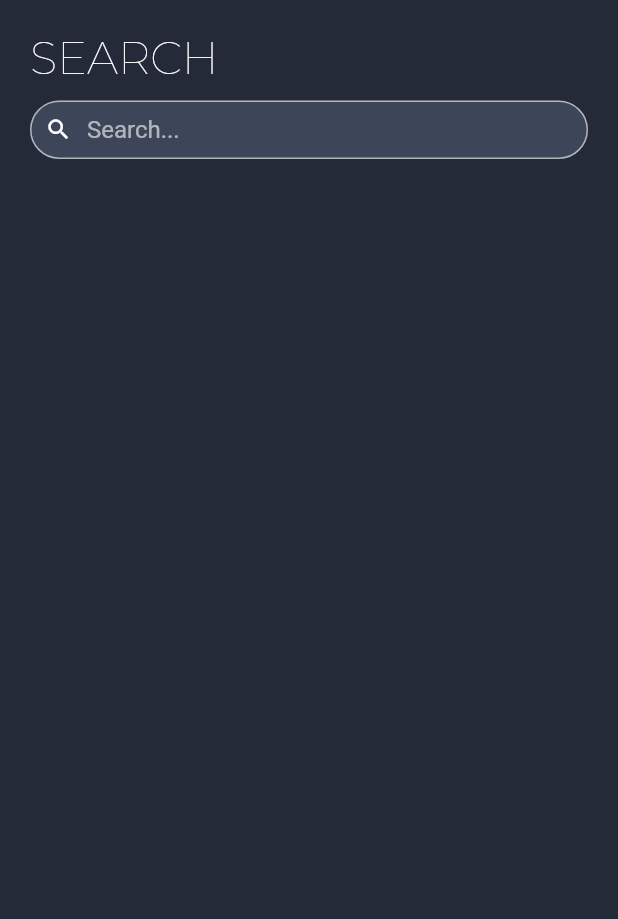
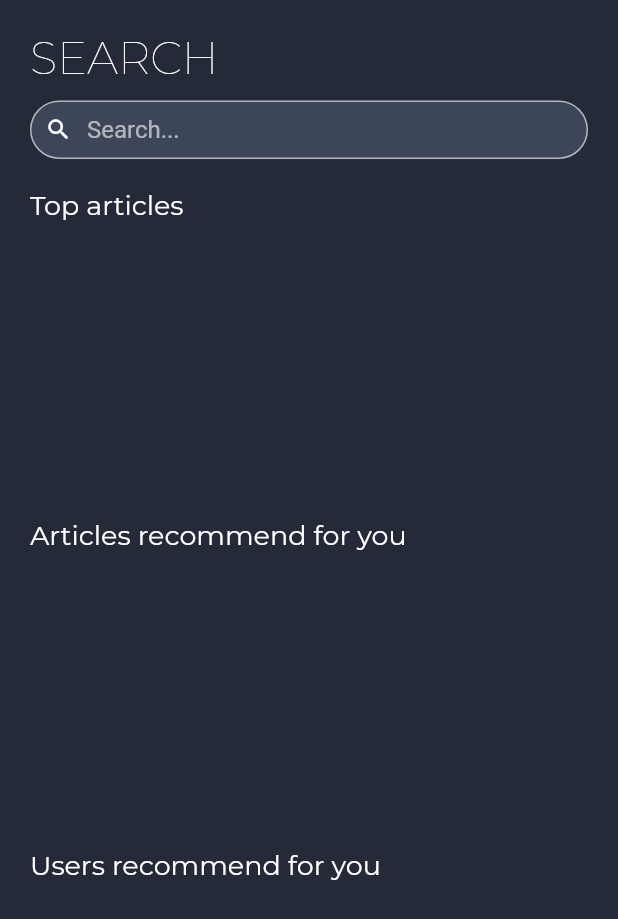
Before and after one commit to Thomas-Silinski/flutter-1, a Flutter app: the SearchScreen screen opened directly, on a phone screen of 412 x 824 dp. Shown: the top 919 px of the screen. Run offline on Flutter 3.47's test engine with Material 2 defaults, Android fonts, the phone set to English and light mode, and no system bars; our stand-ins replace get, get_storage, google_fonts; accounts and stored records are empty; network calls fail.

Commit message:
[FEAT](search screen): add articles list -> create widget GradientText -> column to print all articles category

```diff
--- /dev/null
+++ b/lib/components/list_articles_search.dart
@@ -0,0 +1,72 @@
+import 'package:flutter/material.dart';
+import 'package:project/components/gradient_text.dart';
+import 'package:project/constants/colors.dart';
+import 'package:project/models/article.dart';
+
+class ListArticlesSearch extends StatelessWidget {
+  const ListArticlesSearch({
+    Key? key,
+    required this.listArticles,
+    required this.title,
+    required this.size,
+  }) : super(key: key);
+
+  final List<Article> listArticles;
+  final String title;
+  final double size;
+
+  @override
+  Widget build(BuildContext context) {
+    return Padding(
+      padding: const EdgeInsets.only(top: 10),
+      child: Column(
+        crossAxisAlignment: CrossAxisAlignment.start,
+        children: <Widget>[
+          Text(
+            title,
+            style: Theme.of(context).textTheme.headline2,
+          ),
+          Padding(
+            padding: const EdgeInsets.only(top: 8.0),
+            child: SizedBox(
+              height: size,
+              child: ListView.builder(
+                scrollDirection: Axis.horizontal,
+                itemCount: listArticles.length,
+                itemBuilder: (BuildContext context, int index) => SizedBox(
+                  width: size,
+                  child: Card(
+                    color: kDarkGrey,
+                    child: Column(
+                      mainAxisAlignment: MainAxisAlignment.end,
+                      mainAxisSize: MainAxisSize.min,
+                      children: <Widget>[
+                        Expanded(
+                          child: GradientText(
+                            text: listArticles[index].title,
+                            gradient: const LinearGradient(
+                              colors: <Color>[
+                                kPrimaryGradient1,
+                                kPrimaryGradient2,
+                              ],
+                            ),
+                            style: Theme.of(context).textTheme.headline3,
+                          ),
+                        ),
+                        // TODO(Melvyn): replace by image of article
+                        Image.network(
+                          'https://www.japanfm.fr/wp-content/uploads/2021/03/Scissor-Seven-Saison-3-Date-de-sortie-et-a-quoi.jpg',
+                          fit: BoxFit.cover,
+                        )
+                      ],
+                    ),
+                  ),
+                ),
+              ),
+            ),
+          ),
+        ],
+      ),
+    );
+  }
+}
--- a/lib/components/search_bar.dart
+++ b/lib/components/search_bar.dart
@@ -1,15 +1,18 @@
 import 'package:flutter/material.dart';
 
 class SearchBarWidget extends StatelessWidget {
-  SearchBarWidget({Key? key}) : super(key: key);
+  const SearchBarWidget({
+    Key? key,
+    required this.controller,
+  }) : super(key: key);
 
-  final TextEditingController _controller = TextEditingController();
+  final TextEditingController controller;
 
   @override
   Widget build(BuildContext context) {
     return TextField(
       textAlignVertical: TextAlignVertical.center,
-      controller: _controller,
+      controller: controller,
       decoration: const InputDecoration(
         prefixIcon: Padding(
           padding: EdgeInsets.symmetric(horizontal: 10),
--- a/lib/home.dart
+++ b/lib/home.dart
@@ -16,7 +16,7 @@ class _HomeState extends State<Home> {
   int _selectedIndex = 0;
   static final List<Widget> _widgetOptions = <Widget>[
     NewsScreen(),
-    const SearchScreen(),
+    SearchScreen(),
     const ProfileScreen(),
   ];
   final ArticleController articleController = Get.put(ArticleController());
--- a/lib/screens/search_screen.dart
+++ b/lib/screens/search_screen.dart
@@ -1,10 +1,13 @@
 import 'package:flutter/material.dart';
 import 'package:get/get.dart';
+import 'package:project/components/list_articles_search.dart';
 import 'package:project/components/search_bar.dart';
 import 'package:project/controllers/article.dart';
 
 class SearchScreen extends GetView<ArticleController> {
-  const SearchScreen({Key? key}) : super(key: key);
+  SearchScreen({Key? key}) : super(key: key);
+
+  final TextEditingController _seachController = TextEditingController();
 
   @override
   Widget build(BuildContext context) {
@@ -26,8 +29,11 @@ class SearchScreen extends GetView<ArticleController> {
               ),
               Padding(
                 padding: const EdgeInsets.only(top: 10.0),
-                child: SearchBarWidget(),
+                child: SearchBarWidget(
+                  controller: _seachController,
+                ),
               ),
+              _SearchBody(controller: controller)
             ],
           ),
         ),
@@ -35,3 +41,48 @@ class SearchScreen extends GetView<ArticleController> {
     );
   }
 }
+
+class _SearchBody extends StatelessWidget {
+  const _SearchBody({
+    Key? key,
+    required this.controller,
+  }) : super(key: key);
+
+  final ArticleController controller;
+
+  @override
+  Widget build(BuildContext context) {
+    return Flexible(
+      child: SingleChildScrollView(
+        child: Column(
+          children: <Widget>[
+            Padding(
+              padding: const EdgeInsets.only(top: 10),
+              child: ListArticlesSearch(
+                listArticles: controller.articles,
+                title: 'Top articles',
+                size: 170,
+              ),
+            ),
+            Padding(
+              padding: const EdgeInsets.only(top: 10),
+              child: ListArticlesSearch(
+                listArticles: controller.articles,
+                title: 'Articles recommend for you',
+                size: 170,
+              ),
+            ),
+            Padding(
+              padding: const EdgeInsets.only(top: 10),
+              child: ListArticlesSearch(
+                listArticles: controller.articles,
+                title: 'Users recommend for you',
+                size: 170,
+              ),
+            ),
+          ],
+        ),
+      ),
+    );
+  }
+}
--- a/lib/themes/themes.dart
+++ b/lib/themes/themes.dart
@@ -14,6 +14,14 @@ class Themes {
     textTheme: TextTheme(
       headline1: GoogleFonts.montserrat(
         fontSize: 30,
+        color: Colors.white,
+      ),
+      headline2: GoogleFonts.montserrat(
+        fontSize: 18,
+        color: Colors.white,
+      ),
+      headline3: GoogleFonts.montserrat(
+        fontSize: 20,
         color: Colors.white,
       ),
       bodyText1: GoogleFonts.montserrat(
```
Also changed, not shown: lib/components/gradient_text.dart (added, +25 -0 lines).
